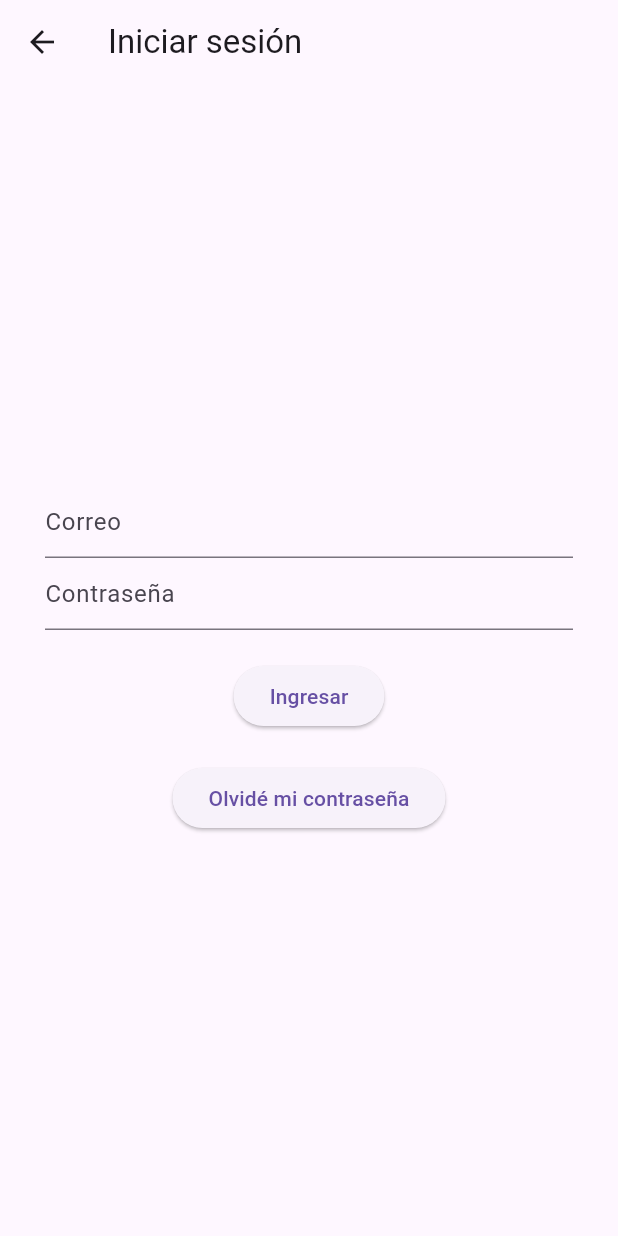
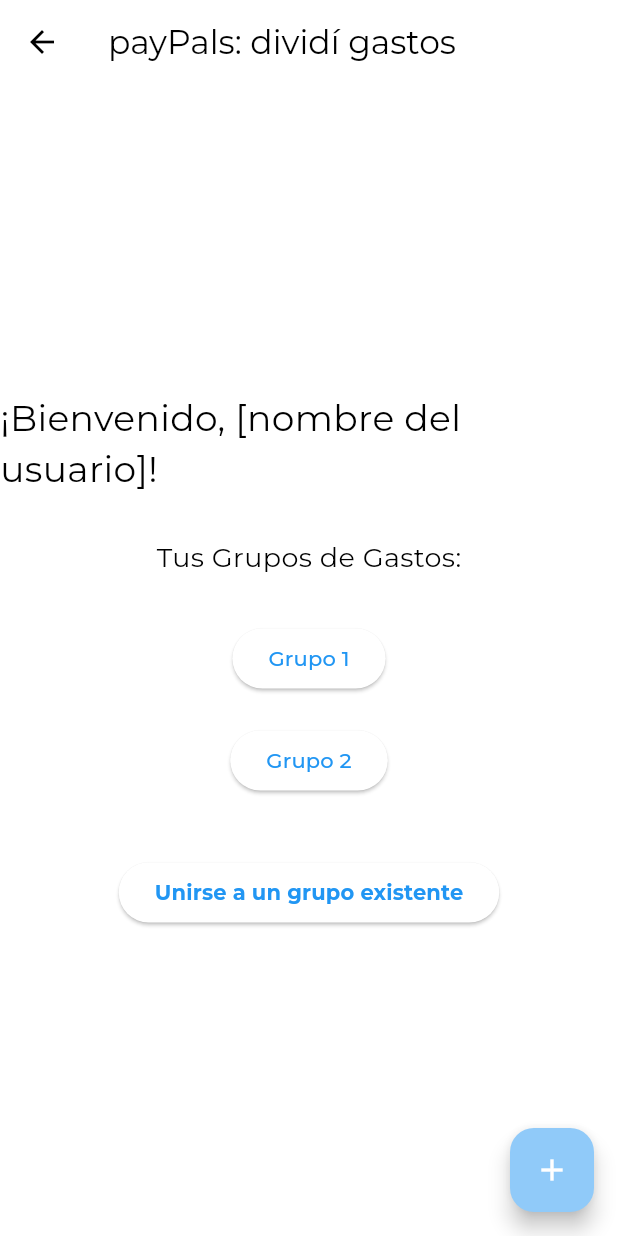
Before and after one commit to ijolodovsky/PayPals, a Flutter app: the LoginPage screen opened directly, after a tap on "Ingresar", on a phone screen of 412 x 824 dp. Run offline on Flutter 3.47's test engine with Material 3 defaults, Android fonts, the phone set to English and light mode, and no system bars; our stand-ins replace firebase_core, google_fonts; accounts and stored records are empty.

Commit message:
Creación de varias pantallas
Co-authored-by: Iara Jolodovsky <ijolodovsky@users.noreply.github.com>

```diff
--- /dev/null
+++ b/lib/screens/home_page.dart
@@ -0,0 +1,72 @@
+import 'package:flutter/material.dart';
+import 'package:flutter_app_gastos/screens/add_group.dart';
+
+class HomeScreen extends StatelessWidget {
+  @override
+  Widget build(BuildContext context) {
+    return Scaffold(
+      appBar: AppBar(
+        title: Text('payPals: dividí gastos'),
+      ),
+      body: Center(
+        child: Column(
+          mainAxisAlignment: MainAxisAlignment.center,
+          children: <Widget>[
+            // Aquí se mostrará el nombre del usuario
+            Text(
+              '¡Bienvenido, [nombre del usuario]!',
+              style: TextStyle(fontSize: 24),
+            ),
+            SizedBox(height: 30),
+            // Aquí se mostrará el listado de grupos de gastos
+            Text(
+              'Tus Grupos de Gastos:',
+              style: TextStyle(fontSize: 18),
+            ),
+            SizedBox(height: 30),
+            // Lista de grupos de gastos (botones)
+            // Puedes reemplazar esto con un ListView.builder si los grupos provienen de una lista
+            ElevatedButton(
+              onPressed: () {
+                // Acción al presionar el botón del grupo de gastos
+              },
+              child: Text('Grupo 1'),
+            ),
+            SizedBox(height: 20),
+            ElevatedButton(
+              onPressed: () {
+                // Acción al presionar el botón del grupo de gastos
+              },
+              child: Text('Grupo 2'),
+            ),
+            SizedBox(height: 40),
+            ElevatedButton(
+              onPressed: () {
+                // Acción al presionar el botón del grupo de gastos
+              },
+              // texto para unirse a un grupo existente en negrita
+              child: Text(
+                'Unirse a un grupo existente',
+                style: TextStyle(fontWeight: FontWeight.bold)),
+            ),
+            // Agrega más botones según sea necesario para cada grupo de gastos
+          ],
+        ),
+      ),
+
+      floatingActionButton: FloatingActionButton(
+        onPressed: () {
+          // Acción al presionar el botón de agregar nuevo grupo de gastos
+          Navigator.push(
+                  context,
+                  MaterialPageRoute(builder: (context) => AddGroupPage()),
+                );
+        },
+        child: Icon(Icons.add),
+        backgroundColor: Theme.of(context).backgroundColor,
+        tooltip: 'Agregar nuevo grupo de Pals',
+      ),
+      floatingActionButtonLocation: FloatingActionButtonLocation.endFloat,
+    );
+  }
+}
--- a/lib/screens/login.dart
+++ b/lib/screens/login.dart
@@ -1,4 +1,5 @@
 import 'package:flutter/material.dart';
+import 'package:flutter_app_gastos/screens/home_page.dart';
 
 class LoginPage extends StatefulWidget {
   @override
@@ -20,14 +21,22 @@ class _LoginPageState extends State<LoginPage> {
           child: Column(
             mainAxisAlignment: MainAxisAlignment.center,
             children: <Widget>[
+              Container(
+                width: 200, // Ancho deseado
+                height: 200, // Alto deseado
+                padding: EdgeInsets.all(30),
+                child: Image.asset('assets/images/image.png'),
+              ),
               TextField(
                 decoration: InputDecoration(
                   hintText: 'Correo',
+                  hintStyle: TextStyle(color: Colors.black54),
                 ),
               ),
               TextField(
                 decoration: InputDecoration(
                   hintText: 'Contraseña',
+                  hintStyle: TextStyle(color: Colors.black54)
                 ),
               ),
               SizedBox(height: 20),
@@ -35,6 +44,11 @@ class _LoginPageState extends State<LoginPage> {
                 child: Text('Ingresar'),
                 onPressed: () {
                   // Implementar la lógica de inicio de sesión con Firebase
+
+                  Navigator.push(
+                    context,
+                    MaterialPageRoute(builder: (context) => HomeScreen()),
+                  );
                 },
               ),
               SizedBox(height: 20),
--- a/pubspec.yaml
+++ b/pubspec.yaml
@@ -15,12 +15,15 @@ dependencies:
   english_words: ^4.0.0
   provider: ^6.0.0
   firebase_core: ^2.31.0
+  google_fonts: ^6.2.1  # Agregamos la dependencia de Google Fonts
 
 dev_dependencies:
   flutter_test:
     sdk: flutter
 
-  flutter_lints: ^2.0.0
+  flutter_lints: ^4.0.0
 
 flutter:
   uses-material-design: true  # see https://flutter.dev/custom-fonts/#from-packages
+  assets:
+    - assets/images/
```
Also changed, not shown: lib/main.dart (+30 -22 lines), lib/screens/add_group.dart (added, +49 -0 lines), lib/screens/registro.dart (+10 -0 lines), assets/images/image.png (added), flutter_01.png (added), pubspec.lock, 1 other file.
